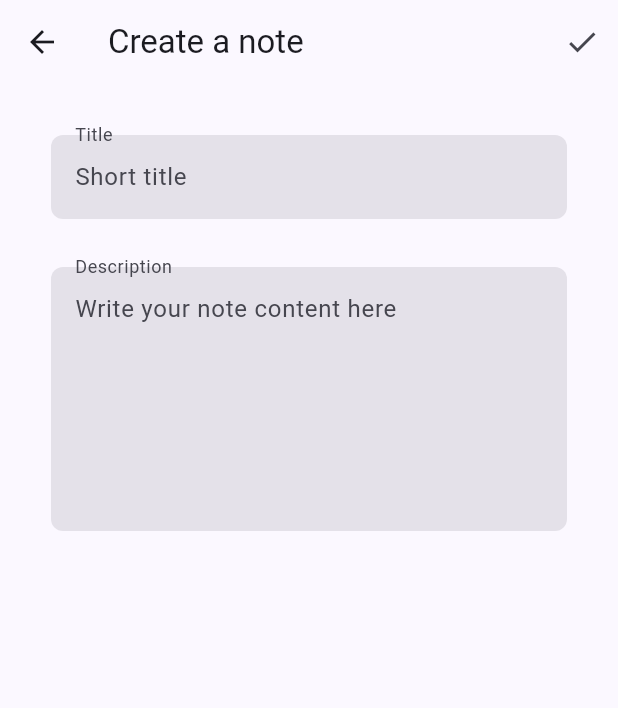
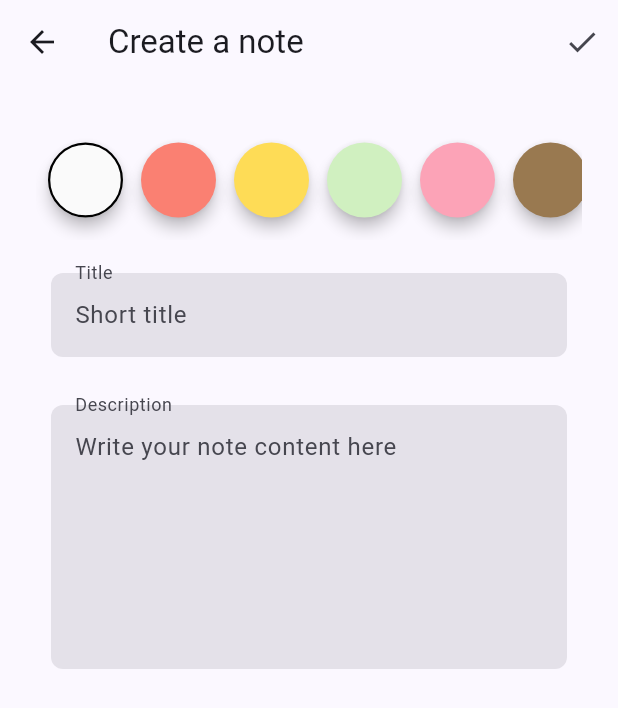
Before and after one commit to yaiceltg/flutter_app_ddd_example, a Flutter app: the NoteFormPage screen opened by its route, on a phone screen of 412 x 824 dp. Shown: the top 708 px of the screen. Run offline on Flutter 3.47's test engine with Material 2 defaults, Android fonts, the phone set to English and light mode, and no system bars; our stand-ins replace auto_route, dartz, flutter_bloc, flutter_hooks, freezed_annotation, get_it and 2 more; generated files the repository leaves out were written again.

Commit message:
added color field

```diff
--- a/lib/src/application/notes/note_form_bloc/note_form_bloc.dart
+++ b/lib/src/application/notes/note_form_bloc/note_form_bloc.dart
@@ -1,9 +1,9 @@
 import 'package:app/src/domain/notes/notes.dart';
 import 'package:dartz/dartz.dart';
+import 'package:flutter/material.dart';
 import 'package:flutter_bloc/flutter_bloc.dart';
 import 'package:freezed_annotation/freezed_annotation.dart';
 import 'package:injectable/injectable.dart';
-import 'package:kt_dart/kt.dart';
 
 part 'note_form_bloc.freezed.dart';
 part 'note_form_event.dart';
@@ -48,7 +48,16 @@ class NoteFormBloc extends Bloc<NoteFormEvent, NoteFormState> {
         return emitter(
           state.copyWith(
             note: state.note.copyWith(
-              description: NoteDescription(e.descriptionStr),
+              description: NoteBody(e.descriptionStr),
+            ),
+          ),
+        );
+      },
+      colorChanged: (_) async {
+        return emitter(
+          state.copyWith(
+            note: state.note.copyWith(
+              color: NoteColor(_.color),
             ),
           ),
         );
--- a/lib/src/application/notes/note_form_bloc/note_form_event.dart
+++ b/lib/src/application/notes/note_form_bloc/note_form_event.dart
@@ -7,5 +7,6 @@ class NoteFormEvent with _$NoteFormEvent {
   const factory NoteFormEvent.titleChanged(String titleStr) = _TitleChanged;
   const factory NoteFormEvent.descriptionChanged(String descriptionStr) =
       _DescriptionChanged;
+  const factory NoteFormEvent.colorChanged(Color color) = _ColorChanged;
   const factory NoteFormEvent.saved() = _Saved;
 }
--- a/lib/src/domain/core/value_transformers.dart
+++ b/lib/src/domain/core/value_transformers.dart
@@ -0,0 +1,5 @@
+import 'dart:ui';
+
+Color makeColorOpaque(Color color) {
+  return color.withOpacity(1);
+}
--- a/lib/src/domain/notes/note.dart
+++ b/lib/src/domain/notes/note.dart
@@ -12,19 +12,22 @@ class Note with _$Note {
   const factory Note({
     required UniqueId id,
     required NoteTitle title,
-    NoteDescription? description,
+    NoteBody? description,
+    required NoteColor color,
   }) = _Note;
 
   factory Note.empty() => Note(
         id: UniqueId(),
         title: NoteTitle(''),
-        description: NoteDescription(''),
+        description: NoteBody(''),
+        color: NoteColor(NoteColor.predefinedColors.first),
       );
 
   factory Note.demo() => Note(
         id: UniqueId(),
         title: NoteTitle('Demo'),
-        description: NoteDescription('Demo'),
+        description: NoteBody('Demo'),
+        color: NoteColor(NoteColor.predefinedColors.first),
       );
 
   Option<ValueFailure<dynamic>> get failureOption {
--- a/lib/src/domain/notes/note_value_objects.dart
+++ b/lib/src/domain/notes/note_value_objects.dart
@@ -1,4 +1,5 @@
 import 'package:dartz/dartz.dart';
+import 'package:flutter/material.dart';
 
 import '../core/core.dart';
 
@@ -16,15 +17,38 @@ class NoteTitle extends ValueObject<String> {
   const NoteTitle._(this.value);
 }
 
-class NoteDescription extends ValueObject<String> {
+class NoteBody extends ValueObject<String> {
   @override
   final Either<ValueFailure<String>, String> value;
 
-  factory NoteDescription(String input) {
-    return NoteDescription._(
+  factory NoteBody(String input) {
+    return NoteBody._(
       right(input.trim()),
     );
   }
 
-  const NoteDescription._(this.value);
+  const NoteBody._(this.value);
 }
+
+class NoteColor extends ValueObject<Color> {
+  static const List<Color> predefinedColors = [
+    Color(0xfffafafa), // canvas
+    Color(0xfffa8072), // salmon
+    Color(0xfffedc56), // mustard
+    Color(0xffd0f0c0), // tea
+    Color(0xfffca3b7), // flamingo
+    Color(0xff997950), // tortilla
+    Color(0xfffffdd0), // cream
+  ];
+
+  @override
+  final Either<ValueFailure<Color>, Color> value;
+
+  factory NoteColor(Color input) {
+    return NoteColor._(
+      right(makeColorOpaque(input)),
+    );
+  }
+
+  const NoteColor._(this.value);
+}
--- a/lib/src/infrastructure/notes/note_local_repository.dart
+++ b/lib/src/infrastructure/notes/note_local_repository.dart
@@ -15,6 +15,8 @@ class NoteLocalRepository implements INoteRepository {
     Note(
       id: UniqueId(),
       title: NoteTitle('My first note'),
+      description: NoteBody('This is my first note'),
+      color: NoteColor(NoteColor.predefinedColors.first),
     ),
   ];
   final StreamController _streamController = StreamController<List<Note>>();
--- a/lib/src/presentation/pages/notes/note_form/note_form_page.dart
+++ b/lib/src/presentation/pages/notes/note_form/note_form_page.dart
@@ -3,6 +3,7 @@ import 'package:app/src/domain/notes/notes.dart';
 import 'package:app/src/injection.dart';
 import 'package:app/src/presentation/core/constants.dart';
 import 'package:app/src/presentation/helpers/sackbar_helpers.dart';
+import 'package:app/src/presentation/pages/notes/note_form/widgets/note_color_field_widget.dart';
 import 'package:app/src/presentation/pages/notes/note_form/widgets/note_description_field_widget.dart';
 import 'package:app/src/presentation/pages/notes/note_form/widgets/note_title_field_widget.dart';
 import 'package:app/src/presentation/router/app_router.dart';
@@ -112,6 +113,14 @@ class NoteFormScaffold extends StatelessWidget {
               child: const CustomScrollView(
                 slivers: [
                   SliverToBoxAdapter(
+                    child: ColorField(),
+                  ),
+                  SliverToBoxAdapter(
+                    child: SizedBox(
+                      height: kFormFieldPadding,
+                    ),
+                  ),
+                  SliverToBoxAdapter(
                     child: NoteTitleField(),
                   ),
                   SliverToBoxAdapter(
--- a/lib/src/presentation/pages/notes/note_form/widgets/note_color_field_widget.dart
+++ b/lib/src/presentation/pages/notes/note_form/widgets/note_color_field_widget.dart
@@ -1,59 +1,59 @@
-// import 'package:app/src/application/notes/note_form_bloc/note_form_bloc.dart';
-// import 'package:flutter/material.dart';
+import 'package:app/src/application/notes/note_form_bloc/note_form_bloc.dart';
+import 'package:app/src/domain/notes/notes.dart';
+import 'package:flutter/material.dart';
 // import 'package:flutter/rendering.dart';
-// import 'package:flutter_bloc/flutter_bloc.dart';
+import 'package:flutter_bloc/flutter_bloc.dart';
 
+class ColorField extends StatelessWidget {
+  const ColorField({
+    Key? key,
+  }) : super(key: key);
 
-// class ColorField extends StatelessWidget {
-//   const ColorField({
-//     Key? key,
-//   }) : super(key: key);
-
-//   @override
-//   Widget build(BuildContext context) {
-//     return BlocBuilder<NoteFormBloc, NoteFormState>(
-//       buildWhen: (p, c) => p.note.color != c.note.color,
-//       builder: (context, state) {
-//         return Container(
-//           height: 80,
-//           child: ListView.separated(
-//             padding: const EdgeInsets.symmetric(horizontal: 8),
-//             scrollDirection: Axis.horizontal,
-//             shrinkWrap: true,
-//             itemCount: NoteColor.predefinedColors.length,
-//             separatorBuilder: (context, index) {
-//               return const SizedBox(width: 12);
-//             },
-//             itemBuilder: (context, index) {
-//               final itemColor = NoteColor.predefinedColors[index];
-//               return GestureDetector(
-//                 onTap: () {
-//                   context
-//                       .bloc<NoteFormBloc>()
-//                       .add(NoteFormEvent.colorChanged(itemColor));
-//                 },
-//                 child: Material(
-//                   color: itemColor,
-//                   elevation: 4,
-//                   shape: CircleBorder(
-//                     side: state.note.color.value.fold(
-//                       // In case of a failure, just don't select anything
-//                       (_) => BorderSide.none,
-//                       (color) => color == itemColor
-//                           ? const BorderSide(width: 1.5)
-//                           : BorderSide.none,
-//                     ),
-//                   ),
-//                   child: Container(
-//                     width: 50,
-//                     height: 50,
-//                   ),
-//                 ),
-//               );
-//             },
-//           ),
-//         );
-//       },
-//     );
-//   }
-// }
+  @override
+  Widget build(BuildContext context) {
+    return BlocBuilder<NoteFormBloc, NoteFormState>(
+      buildWhen: (p, c) => p.note.color != c.note.color,
+      builder: (context, state) {
+        return SizedBox(
+          height: 80,
+          child: ListView.separated(
+            padding: const EdgeInsets.symmetric(horizontal: 8),
+            scrollDirection: Axis.horizontal,
+            shrinkWrap: true,
+            itemCount: NoteColor.predefinedColors.length,
+            separatorBuilder: (context, index) {
+              return const SizedBox(width: 12);
+            },
+            itemBuilder: (context, index) {
+              final itemColor = NoteColor.predefinedColors[index];
+              return GestureDetector(
+                onTap: () {
+                  context
+                      .read<NoteFormBloc>()
+                      .add(NoteFormEvent.colorChanged(itemColor));
+                },
+                child: Material(
+                  color: itemColor,
+                  elevation: 4,
+                  shape: CircleBorder(
+                    side: state.note.color.value.fold(
+                      // In case of a failure, just don't select anything
+                      (_) => BorderSide.none,
+                      (color) => color == itemColor
+                          ? const BorderSide(width: 1.5)
+                          : BorderSide.none,
+                    ),
+                  ),
+                  child: const SizedBox(
+                    width: 50,
+                    height: 50,
+                  ),
+                ),
+              );
+            },
+          ),
+        );
+      },
+    );
+  }
+}
--- a/lib/src/presentation/pages/notes/note_list/widget/note_card_widget.dart
+++ b/lib/src/presentation/pages/notes/note_list/widget/note_card_widget.dart
@@ -16,6 +16,8 @@ class NoteCardWidget extends StatelessWidget {
   Widget build(BuildContext context) {
     return Card(
       elevation: 0,
+
+      color: note.color.getOrCrash(),
       shape: RoundedRectangleBorder(
         side: BorderSide(
           color: Theme.of(context).colorScheme.outline,
@@ -28,7 +30,7 @@ class NoteCardWidget extends StatelessWidget {
       // unless you need it.
       clipBehavior: Clip.hardEdge,
       child: InkWell(
-        splashColor: Colors.blue.withAlpha(30),
+        splashColor: note.color.getOrCrash(),
         onTap: () {
           debugPrint('Card tapped.');
         },
```
Also changed, not shown: lib/src/application/notes/note_form_bloc/note_form_bloc.freezed.dart, lib/src/domain/notes/note.freezed.dart.
